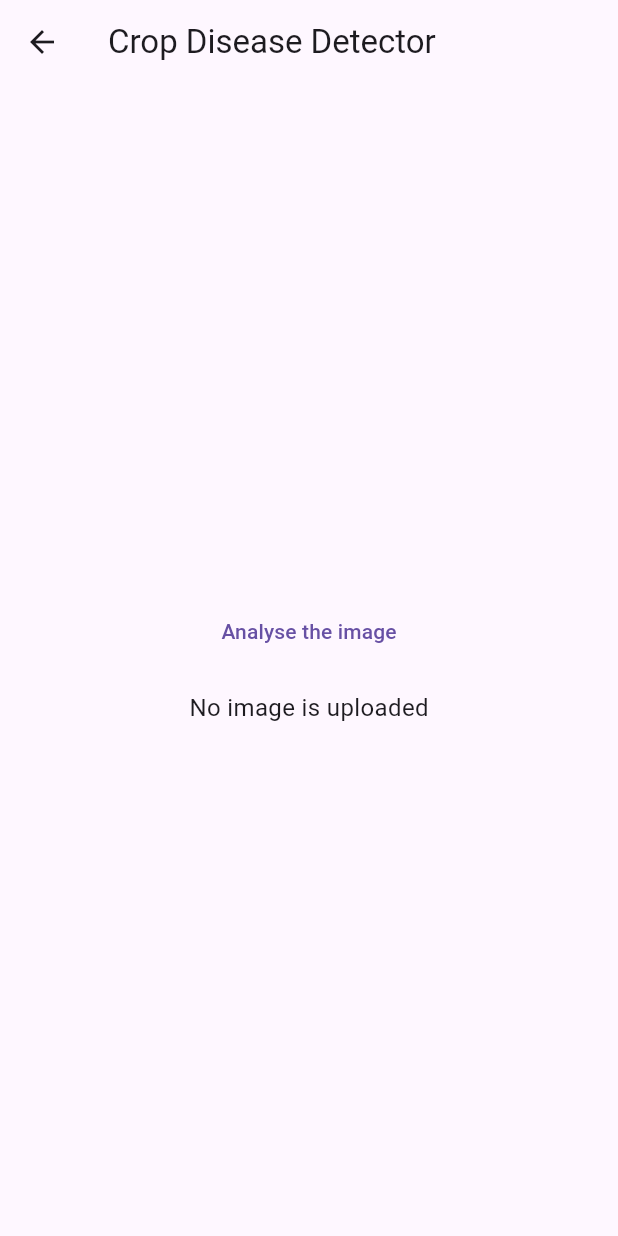
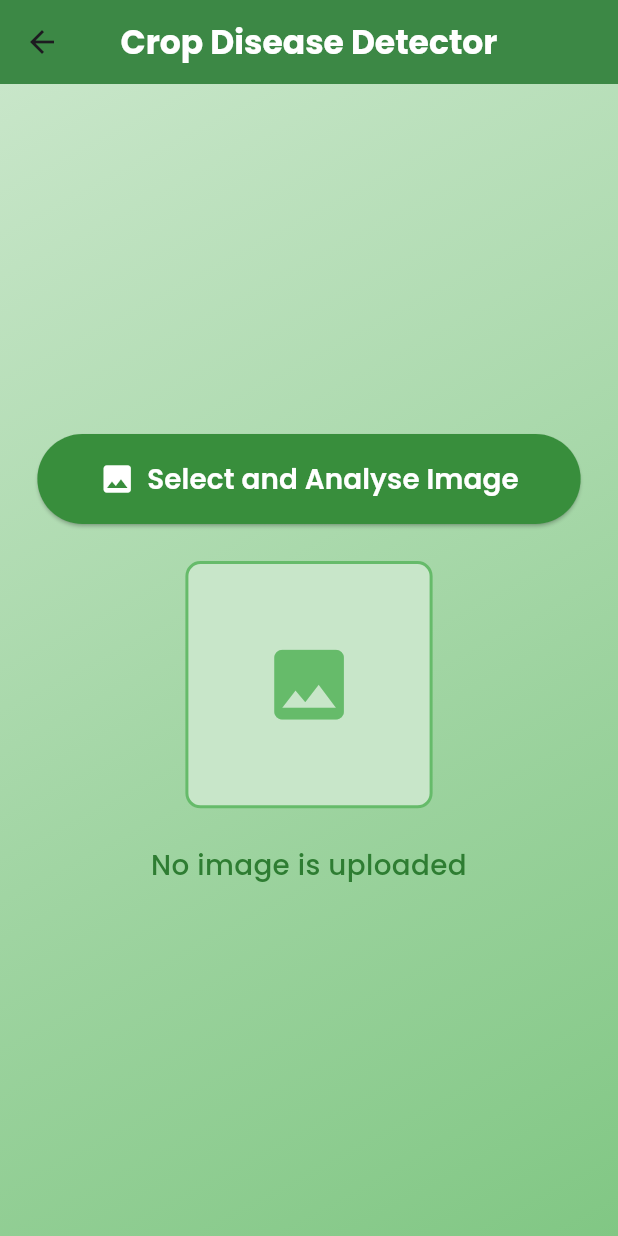
Before and after one commit to KarthikChallagundla/Krishi-Sahayak, a Flutter app: the CropDisease screen opened directly, on a phone screen of 412 x 824 dp. Run offline on Flutter 3.47's test engine with Material 3 defaults, Android fonts, the light colour scheme and no system bars; our stand-ins replace carousel_slider, cloud_firestore, firebase_auth, firebase_core, firebase_storage, flutter_dotenv and 4 more; missing offline and left inert: razorpay_flutter, translator; accounts and stored records are empty; generated files the repository leaves out were written again.

Commit message:
Made Crop Disease Responsive

```diff
--- a/lib/farmer_pages/crop_disease.dart
+++ b/lib/farmer_pages/crop_disease.dart
@@ -5,6 +5,7 @@ import 'package:demo_mvp/database/crop_disease_list.dart';
 import 'package:flutter/material.dart';
 import 'package:image_picker/image_picker.dart';
 import 'package:http/http.dart' as http;
+import 'package:google_fonts/google_fonts.dart'; // For stylish fonts
 
 class CropDisease extends StatefulWidget {
   const CropDisease({super.key});
@@ -14,7 +15,6 @@ class CropDisease extends StatefulWidget {
 }
 
 class _CropDiseaseState extends State<CropDisease> {
-
   String output = 'No image is uploaded';
   ImagePicker picker = ImagePicker();
   File? pickedImage;
@@ -22,18 +22,58 @@ class _CropDiseaseState extends State<CropDisease> {
 
   @override
   Widget build(BuildContext context) {
+    // Get screen dimensions to adjust content responsively
+    final screenWidth = MediaQuery.of(context).size.width;
+    final screenHeight = MediaQuery.of(context).size.height;
+    final isLandscape = MediaQuery.of(context).orientation == Orientation.landscape;
+
     return Scaffold(
       appBar: AppBar(
-        title: Text('Crop Disease Detector'),
+        title: Text(
+          'Crop Disease Detector',
+          style: GoogleFonts.poppins(fontWeight: FontWeight.bold, color: Colors.white),
+        ),
+        backgroundColor: Colors.green.shade700,
+        centerTitle: true,
+        elevation: 4,
       ),
-      body: Center(
+      body: Container(
+        width: double.infinity,
+        decoration: BoxDecoration(
+          gradient: LinearGradient(
+            colors: [Colors.green.shade100, Colors.green.shade300],
+            begin: Alignment.topLeft,
+            end: Alignment.bottomRight,
+          ),
+        ),
         child: Column(
           mainAxisAlignment: MainAxisAlignment.center,
+          crossAxisAlignment: CrossAxisAlignment.center,
           children: [
-            TextButton(
+            // Image selection button
+            ElevatedButton.icon(
+              style: ElevatedButton.styleFrom(
+                backgroundColor: Colors.green.shade700,
+                foregroundColor: Colors.white,
+                shape: RoundedRectangleBorder(
+                  borderRadius: BorderRadius.circular(30),
+                ),
+                padding: EdgeInsets.symmetric(
+                  horizontal: screenWidth * 0.1,  // Adjust button width relative to screen
+                  vertical: screenHeight * 0.02,
+                ),
+              ),
+              icon: Icon(Icons.photo, size: 24),
+              label: Text(
+                'Select and Analyse Image',
+                style: GoogleFonts.poppins(
+                  fontSize: screenWidth * 0.045,  // Text size scales with screen width
+                  fontWeight: FontWeight.w600,
+                ),
+              ),
               onPressed: () async {
                 XFile? image = await picker.pickImage(source: ImageSource.gallery);
-                if (image != null){
+                if (image != null) {
                   setState(() {
                     isLoading = true;
                     pickedImage = File(image.path);
@@ -43,7 +83,8 @@ class _CropDiseaseState extends State<CropDisease> {
                     Uri.parse('http://wavowov.pythonanywhere.com/predict'),
                   );
 
-                  request.files.add(await http.MultipartFile.fromPath('file', image.path));
+                  request.files
+                      .add(await http.MultipartFile.fromPath('file', image.path));
 
                   var response = await request.send();
 
@@ -53,7 +94,7 @@ class _CropDiseaseState extends State<CropDisease> {
                     setState(() {
                       isLoading = false;
                       output =
-                          "${diseases[jsonResponse['predicted_index']]}";
+                          "Predicted Disease: ${diseases[jsonResponse['predicted_index']]}";
                     });
                   } else {
                     setState(() {
@@ -67,17 +108,62 @@ class _CropDiseaseState extends State<CropDisease> {
                   });
                 }
               },
-              child: Text('Analyse the image'),
             ),
-            (pickedImage == null) ? Container() : Container(
-              height: 200,
-              width: 200,
-              decoration: BoxDecoration(
-                image: DecorationImage(image: FileImage(pickedImage!)),
-              ),
-            ),
-            SizedBox(height: 15,),
-            (isLoading) ? CircularProgressIndicator() : Text(output, style: TextStyle(fontSize: 16),),
+            SizedBox(height: screenHeight * 0.03), // Height relative to screen size
+
+            // Display selected image
+            (pickedImage == null)
+                ? Container(
+                    height: isLandscape ? screenHeight * 0.25 : screenHeight * 0.2,
+                    width: isLandscape ? screenWidth * 0.35 : screenWidth * 0.4,
+                    decoration: BoxDecoration(
+                      color: Colors.green.shade100,
+                      borderRadius: BorderRadius.circular(10),
+                      border: Border.all(color: Colors.green.shade400, width: 2),
+                    ),
+                    child: Center(
+                      child: Icon(
+                        Icons.image,
+                        color: Colors.green.shade400,
+                        size: screenWidth * 0.15,
+                      ),
+                    ),
+                  )
+                : AnimatedContainer(
+                    duration: Duration(seconds: 1),
+                    height: isLandscape ? screenHeight * 0.35 : screenHeight * 0.3,
+                    width: isLandscape ? screenWidth * 0.45 : screenWidth * 0.5,
+                    decoration: BoxDecoration(
+                      borderRadius: BorderRadius.circular(10),
+                      image: DecorationImage(
+                        image: FileImage(pickedImage!),
+                        fit: BoxFit.cover,
+                      ),
+                      boxShadow: [
+                        BoxShadow(
+                          color: Colors.green.shade200,
+                          blurRadius: 10,
+                          spreadRadius: 2,
+                        ),
+                      ],
+                    ),
+                  ),
+            SizedBox(height: screenHeight * 0.03),
+
+            // Display loading or result
+            (isLoading)
+                ? CircularProgressIndicator(
+                    color: Colors.green.shade700,
+                  )
+                : Text(
+                    output,
+                    style: GoogleFonts.poppins(
+                      fontSize: screenWidth * 0.045,  // Text size scales with screen width
+                      color: Colors.green.shade800,
+                      fontWeight: FontWeight.w500,
+                    ),
+                    textAlign: TextAlign.center,
+                  ),
           ],
         ),
       ),
--- a/pubspec.yaml
+++ b/pubspec.yaml
@@ -28,6 +28,7 @@ dependencies:
   translator: ^1.0.0
   tflite: ^1.1.2
   carousel_slider: ^5.0.0
+  google_fonts: ^6.2.1
 
 dev_dependencies:
   flutter_test:
```
Also changed, not shown: pubspec.lock, 1 other file.
